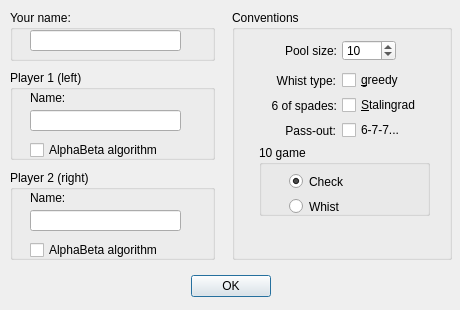
The window that src/ui/newgameform.ui (infsega/bbpref) describes before a commit, drawn with Qt 5.
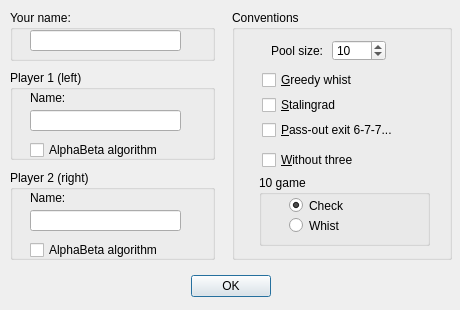
The same window after the commit. Icons and pictures are not drawn.

Patch:
```diff
--- a/src/ui/newgameform.ui
+++ b/src/ui/newgameform.ui
@@ -133,28 +133,12 @@
    <property name="title">
     <string>Conventions</string>
    </property>
-   <widget class="QLabel" name="lbWhist">
-    <property name="geometry">
-     <rect>
-      <x>3</x>
-      <y>61</y>
-      <width>101</width>
-      <height>20</height>
-     </rect>
-    </property>
-    <property name="text">
-     <string>Whist type:</string>
-    </property>
-    <property name="alignment">
-     <set>Qt::AlignRight|Qt::AlignTrailing|Qt::AlignVCenter</set>
-    </property>
-   </widget>
    <widget class="QCheckBox" name="cbStalin">
     <property name="geometry">
      <rect>
-      <x>110</x>
+      <x>30</x>
       <y>85</y>
-      <width>111</width>
+      <width>171</width>
       <height>20</height>
      </rect>
     </property>
@@ -175,7 +159,7 @@
     <property name="geometry">
      <rect>
       <x>27</x>
-      <y>135</y>
+      <y>165</y>
       <width>171</width>
       <height>71</height>
      </rect>
@@ -187,7 +171,7 @@
      <property name="geometry">
       <rect>
        <x>30</x>
-       <y>26</y>
+       <y>20</y>
        <width>121</width>
        <height>21</height>
       </rect>
@@ -209,7 +193,7 @@
      <property name="geometry">
       <rect>
        <x>30</x>
-       <y>51</y>
+       <y>40</y>
        <width>121</width>
        <height>21</height>
       </rect>
@@ -228,9 +212,9 @@
    <widget class="QLabel" name="lbGame">
     <property name="geometry">
      <rect>
-      <x>4</x>
+      <x>10</x>
       <y>31</y>
-      <width>101</width>
+      <width>81</width>
       <height>20</height>
      </rect>
     </property>
@@ -247,9 +231,9 @@
    <widget class="QCheckBox" name="cbGreedy">
     <property name="geometry">
      <rect>
-      <x>110</x>
+      <x>30</x>
       <y>60</y>
-      <width>101</width>
+      <width>171</width>
       <height>20</height>
      </rect>
     </property>
@@ -260,37 +244,15 @@
      </sizepolicy>
     </property>
     <property name="text">
-     <string>&amp;greedy</string>
-    </property>
-   </widget>
-   <widget class="QLabel" name="lbPassX">
-    <property name="geometry">
-     <rect>
-      <x>3</x>
-      <y>111</y>
-      <width>101</width>
-      <height>20</height>
-     </rect>
-    </property>
-    <property name="sizePolicy">
-     <sizepolicy hsizetype="Maximum" vsizetype="Preferred">
-      <horstretch>0</horstretch>
-      <verstretch>0</verstretch>
-     </sizepolicy>
-    </property>
-    <property name="text">
-     <string>Pass-out:</string>
-    </property>
-    <property name="alignment">
-     <set>Qt::AlignRight|Qt::AlignTrailing|Qt::AlignVCenter</set>
+     <string>&amp;Greedy whist</string>
     </property>
    </widget>
    <widget class="QCheckBox" name="cbAggPass">
     <property name="geometry">
      <rect>
-      <x>110</x>
+      <x>30</x>
       <y>110</y>
-      <width>91</width>
+      <width>181</width>
       <height>20</height>
      </rect>
     </property>
@@ -301,13 +263,13 @@
      </sizepolicy>
     </property>
     <property name="text">
-     <string>6-7-7...</string>
+     <string>&amp;Pass-out exit 6-7-7...</string>
     </property>
    </widget>
    <widget class="QSpinBox" name="sbGame">
     <property name="geometry">
      <rect>
-      <x>110</x>
+      <x>100</x>
       <y>30</y>
       <width>54</width>
       <height>21</height>
@@ -326,20 +288,26 @@
      <number>10</number>
     </property>
    </widget>
-   <widget class="QLabel" name="lbSG">
+   <widget class="QCheckBox" name="cbWithoutThree">
     <property name="geometry">
      <rect>
-      <x>4</x>
-      <y>86</y>
-      <width>101</width>
+      <x>30</x>
+      <y>140</y>
+      <width>171</width>
       <height>20</height>
      </rect>
     </property>
+    <property name="sizePolicy">
+     <sizepolicy hsizetype="Maximum" vsizetype="Fixed">
+      <horstretch>0</horstretch>
+      <verstretch>0</verstretch>
+     </sizepolicy>
+    </property>
+    <property name="toolTip">
+     <string>Cancel game with penalty of three untaken tricks. No whists are written</string>
+    </property>
     <property name="text">
-     <string>6 of spades:</string>
-    </property>
-    <property name="alignment">
-     <set>Qt::AlignRight|Qt::AlignTrailing|Qt::AlignVCenter</set>
+     <string>&amp;Without three</string>
     </property>
    </widget>
   </widget>
```
Left out of the diff: 3 changed lines with no effect on the pictures.
